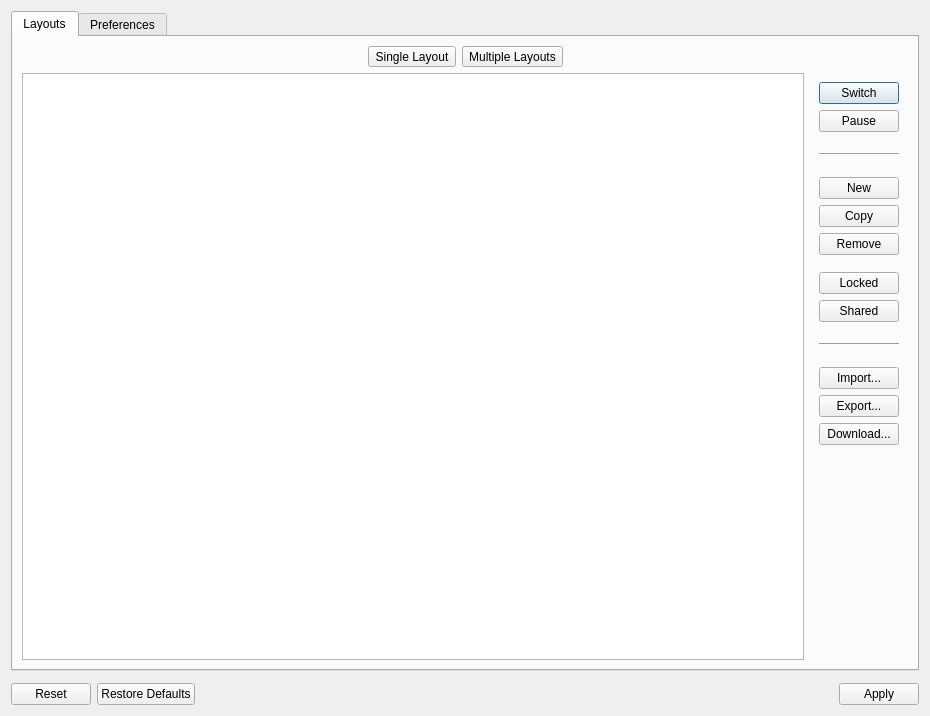
Qt form app/settings/settingsdialog.ui (KDE/latte-dock) before a commit.
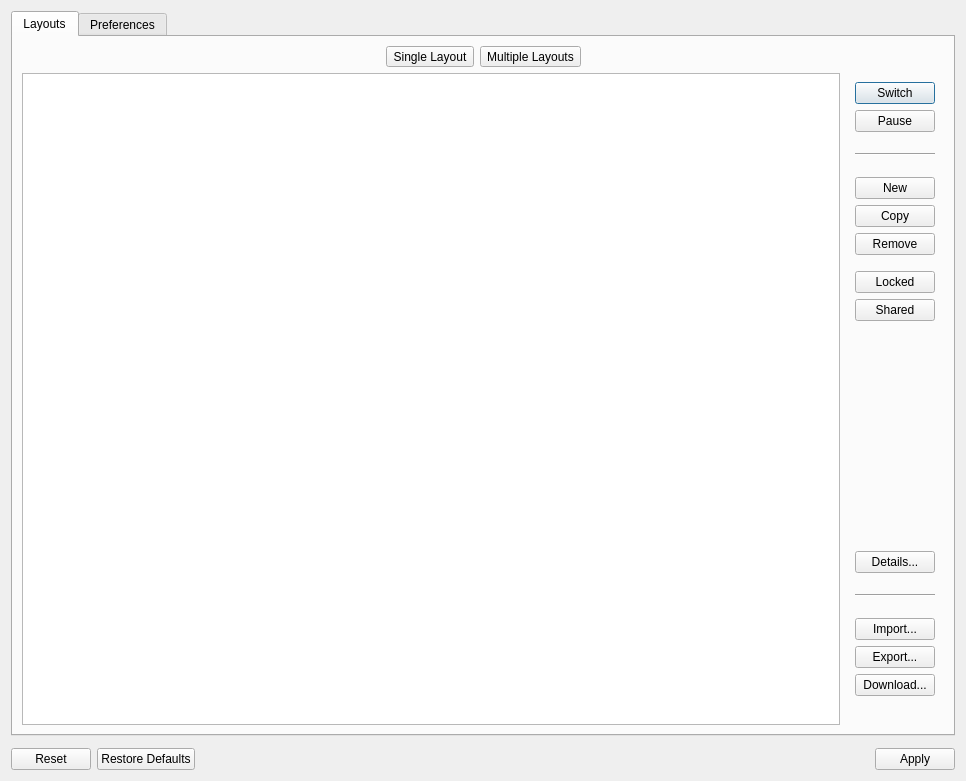
The same form after that commit. Icons and pictures are not drawn. Custom widgets are drawn as their Qt base class.

Commit message: introduce details button in settings window

```diff
--- a/app/settings/settingsdialog.ui
+++ b/app/settings/settingsdialog.ui
@@ -6,8 +6,8 @@
    <rect>
     <x>0</x>
     <y>0</y>
-    <width>930</width>
-    <height>716</height>
+    <width>966</width>
+    <height>781</height>
    </rect>
   </property>
   <property name="sizePolicy">
@@ -265,7 +265,7 @@
                 <property name="sizeHint" stdset="0">
                  <size>
                   <width>1</width>
-                  <height>11</height>
+                  <height>10</height>
                  </size>
                 </property>
                </spacer>
@@ -298,6 +298,48 @@
                 </property>
                </widget>
               </item>
+              <item>
+               <spacer name="verticalSpacer_12">
+                <property name="orientation">
+                 <enum>Qt::Vertical</enum>
+                </property>
+                <property name="sizeType">
+                 <enum>QSizePolicy::Fixed</enum>
+                </property>
+                <property name="sizeHint" stdset="0">
+                 <size>
+                  <width>1</width>
+                  <height>10</height>
+                 </size>
+                </property>
+               </spacer>
+              </item>
+              <item>
+               <spacer name="verticalSpacer_13">
+                <property name="orientation">
+                 <enum>Qt::Vertical</enum>
+                </property>
+                <property name="sizeType">
+                 <enum>QSizePolicy::Expanding</enum>
+                </property>
+                <property name="sizeHint" stdset="0">
+                 <size>
+                  <width>20</width>
+                  <height>15</height>
+                 </size>
+                </property>
+               </spacer>
+              </item>
+              <item>
+               <widget class="QPushButton" name="detailsButton">
+                <property name="text">
+                 <string>Details...</string>
+                </property>
+                <property name="icon">
+                 <iconset theme="view-list-details"/>
+                </property>
+               </widget>
+              </item>
               <item>
                <spacer name="verticalSpacer_2">
                 <property name="orientation">
@@ -405,10 +447,13 @@
                 <property name="orientation">
                  <enum>Qt::Vertical</enum>
                 </property>
+                <property name="sizeType">
+                 <enum>QSizePolicy::Preferred</enum>
+                </property>
                 <property name="sizeHint" stdset="0">
                  <size>
                   <width>20</width>
-                  <height>40</height>
+                  <height>20</height>
                  </size>
                 </property>
                </spacer>
```
Left out of the diff: 2 changed lines with no effect on the pictures. The commit also changes 2 other files.
